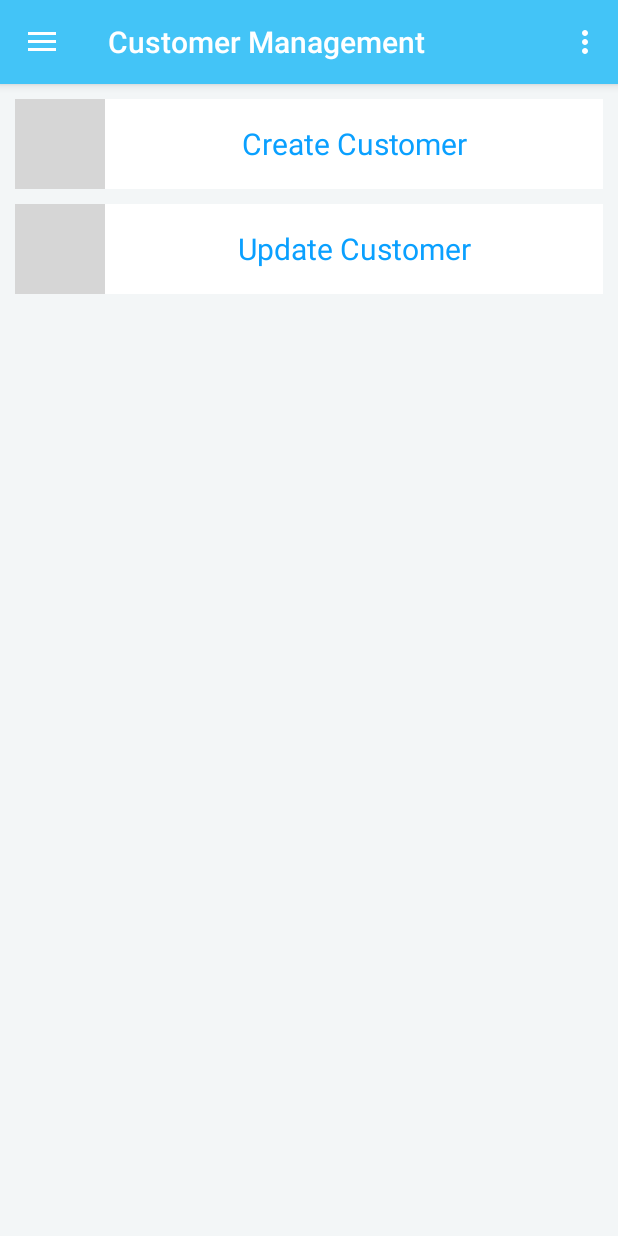
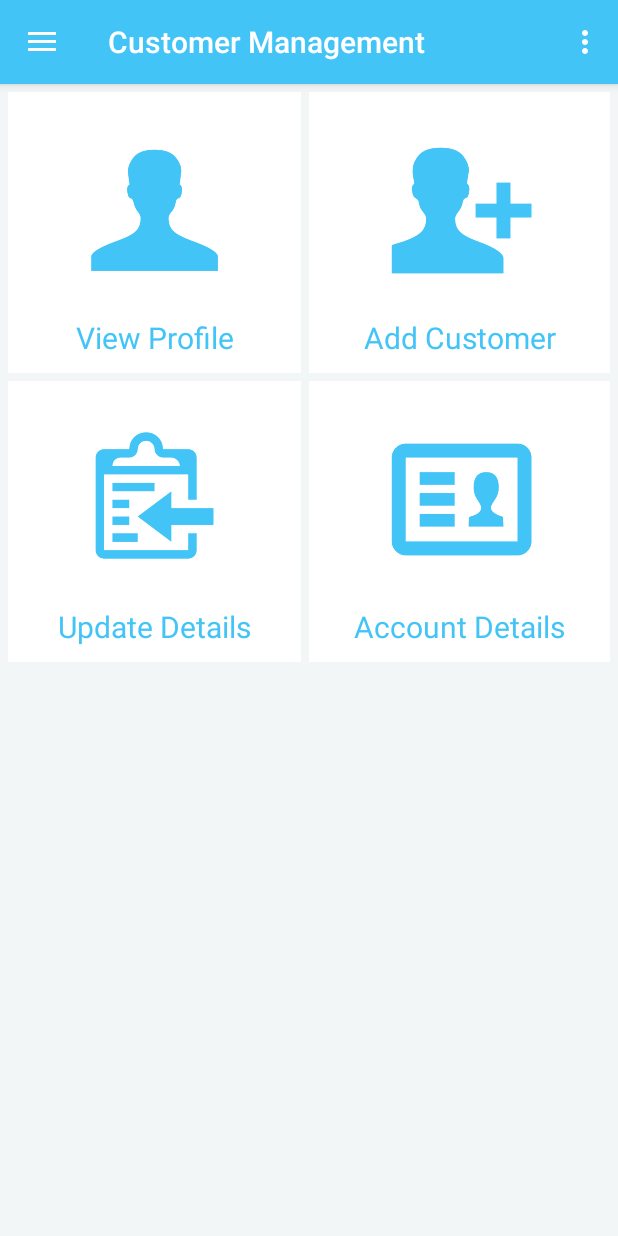
Before and after one commit to SurakshaFinance/AndroidSuraksha, an Android app: the AgentHomeActivity screen opened directly, with no data from a screen before it, after a tap on "Customer", on a phone screen of 412 x 824 dp. Run offline under Robolectric (Android 15) with nearby library versions, the phone set to English and light mode, and no system bars; 1 other tap on this screen came first; grey boxes are pictures that could not be loaded.

Commit message:
Code Refactor

```diff
--- a/app/src/main/java/suraksha/in/suraksha/AgentHomeActivity.java
+++ b/app/src/main/java/suraksha/in/suraksha/AgentHomeActivity.java
@@ -1,6 +1,7 @@
 package suraksha.in.suraksha;
 
 import android.content.Intent;
+import android.graphics.Color;
 import android.os.Bundle;
 import android.support.design.widget.FloatingActionButton;
 import android.support.design.widget.Snackbar;
@@ -135,4 +136,9 @@ public class AgentHomeActivity extends AppCompatActivity
 
     }
 
+    public void viewCustomer(View view){
+
+        System.out.println("View Customer");
+    }
+
 }
--- /dev/null
+++ b/app/src/main/res/drawable/button_selector.xml
@@ -0,0 +1,8 @@
+<?xml version="1.0" encoding="utf-8"?>
+<selector xmlns:android="http://schemas.android.com/apk/res/android">
+    <item android:state_pressed="true"
+    android:drawable="@color/theamColor" /> <!-- pressed -->
+    <item android:state_focused="true"
+        android:drawable="@android:color/white" /> <!-- focused -->
+    <item android:drawable="@android:color/white" /> <!-- default -->
+</selector>
--- a/app/src/main/res/layout/activity_agent_login.xml
+++ b/app/src/main/res/layout/activity_agent_login.xml
@@ -21,20 +21,22 @@
             android:textColor="#ffffff"
             android:textStyle="bold"
             android:textSize="30dp"
-            android:text="Android"
+            android:text="SURAKSHA"
+            android:layout_height="wrap_content" />
+        <TextView
+            android:layout_width="match_parent"
+            android:gravity="center"
+            android:textColor="#ffffff"
+            android:textSize="12dp"
+            android:text="Financial Services and Investments"
             android:layout_height="wrap_content" />
 
 
-        <ScrollView
-            android:layout_width="fill_parent"
-            android:layout_height="fill_parent"
-            android:fitsSystemWindows="true">
-
             <LinearLayout
-                android:layout_marginTop="80dp"
+                android:layout_marginTop="70dp"
                 android:orientation="vertical"
                 android:layout_width="match_parent"
-                android:layout_height="match_parent"
+                android:layout_height="wrap_content"
                 android:paddingTop="10dp"
                 android:paddingLeft="20dp"
                 android:paddingRight="20dp">
@@ -77,6 +79,13 @@
 
                 </LinearLayout>
             </LinearLayout>
-        </ScrollView>
+        <TextView
+            android:layout_width="match_parent"
+            android:layout_height="match_parent"
+            android:textColor="#ffffff"
+            android:textSize="12dp"
+            android:paddingBottom="15dp"
+            android:text="Developed by Likhith K R"
+            android:gravity="bottom|center"/>
     </LinearLayout>
 </android.support.constraint.ConstraintLayout>
--- a/app/src/main/res/layout/fragment_customer.xml
+++ b/app/src/main/res/layout/fragment_customer.xml
@@ -2,61 +2,124 @@
 <LinearLayout xmlns:android="http://schemas.android.com/apk/res/android"
     android:layout_width="match_parent"
     android:layout_height="match_parent"
-    android:orientation="vertical"
-    android:background="@color/theamColor">
+    android:background="@color/theamColor"
+    android:orientation="vertical">
     <ScrollView
         android:layout_width="match_parent"
-        android:layout_height="wrap_content">
+        android:layout_height="match_parent">
         <LinearLayout
+            android:layout_width="match_parent"
+            android:layout_height="match_parent"
+            android:orientation="vertical">
+            <LinearLayout
+                android:layout_width="wrap_content"
+                android:layout_height="match_parent"
+                android:orientation="horizontal">
+                <LinearLayout
+                    android:layout_marginTop="5dp"
+                    android:layout_marginLeft="5dp"
+                    android:layout_marginRight="5dp"
+                    android:layout_width="wrap_content"
+                    android:layout_height="wrap_content"
+                    android:orientation="vertical"
+                    android:layout_weight="1"
+                    android:clickable="true"
+                    android:onClick="viewCustomer"
+                    android:background="@drawable/button_selector">
+                    <ImageView
+                        android:layout_marginLeft="25dp"
+                        android:layout_marginRight="25dp"
                         android:layout_width="fill_parent"
+                        android:layout_height="150dp"
+                        android:src="@drawable/view_customer"/>
+                    <TextView
+                        android:layout_width="match_parent"
                         android:layout_height="wrap_content"
-            android:orientation="vertical" >
-
-            <LinearLayout
-                android:layout_marginTop="10dp"
-                android:layout_marginLeft="10dp"
-                android:layout_marginRight="10dp"
-                android:layout_width="fill_parent"
-                android:layout_height="wrap_content"
-                android:orientation="horizontal"
-                android:background="#ffffff">
-                <ImageView
-                    android:id="@+id/create_customer"
-                    android:layout_width="60dp"
-                    android:layout_height="60dp"
-                    android:src="@drawable/create_customer"/>
-                <TextView
-                    android:layout_width="fill_parent"
-                    android:layout_height="60dp"
-                    android:text="Create Customer"
+                        android:text="View Profile"
+                        android:textColor="#43C4F7"
+                        android:textSize="20dp"
                         android:gravity="center"
-                    android:textColor="@color/colorPrimaryDark"
-                    android:textSize="20dp"
-                    android:layout_alignRight="@+id/create_customer"/>
+                        android:paddingBottom="10dp"/>
                 </LinearLayout>
                 <LinearLayout
-                android:layout_marginTop="10dp"
-                android:layout_marginLeft="10dp"
-                android:layout_marginRight="10dp"
+                    android:layout_marginTop="5dp"
+                    android:layout_marginRight="5dp"
+                    android:layout_width="wrap_content"
+                    android:layout_height="wrap_content"
+                    android:orientation="vertical"
+                    android:layout_weight="1"
+                    android:clickable="true"
+                    android:background="@drawable/button_selector">
+                    <ImageView
+                        android:layout_marginLeft="25dp"
+                        android:layout_marginRight="25dp"
+                        android:layout_width="wrap_content"
+                        android:layout_height="150dp"
+                        android:src="@drawable/add_customer"/>
+                    <TextView
+                        android:layout_width="match_parent"
+                        android:layout_height="wrap_content"
+                        android:gravity="center"
+                        android:textColor="#43C4F7"
+                        android:textSize="20dp"
+                        android:text="Add Customer"
+                        android:paddingBottom="10dp"/>
+                </LinearLayout>
+            </LinearLayout>
+            <LinearLayout
+                android:layout_width="wrap_content"
+                android:layout_height="match_parent"
+                android:orientation="horizontal">
+                <LinearLayout
+                    android:layout_marginTop="5dp"
+                    android:layout_marginLeft="5dp"
+                    android:layout_marginRight="5dp"
+                    android:layout_width="wrap_content"
+                    android:layout_height="wrap_content"
+                    android:orientation="vertical"
+                    android:layout_weight="1"
+                    android:clickable="true"
+                    android:background="@drawable/button_selector">
+                    <ImageView
+                        android:layout_marginLeft="25dp"
+                        android:layout_marginRight="25dp"
                         android:layout_width="fill_parent"
+                        android:layout_height="150dp"
+                        android:src="@drawable/update_details"/>
+                    <TextView
+                        android:layout_width="match_parent"
                         android:layout_height="wrap_content"
-                android:orientation="horizontal"
-                android:background="#ffffff">
+                        android:text="Update Details"
+                        android:textColor="#43C4F7"
+                        android:textSize="20dp"
+                        android:gravity="center"
+                        android:paddingBottom="10dp"/>
+                </LinearLayout>
+                <LinearLayout
+                    android:layout_marginTop="5dp"
+                    android:layout_marginRight="5dp"
+                    android:layout_width="wrap_content"
+                    android:layout_height="wrap_content"
+                    android:orientation="vertical"
+                    android:layout_weight="1"
+                    android:clickable="true"
+                    android:background="@drawable/button_selector">
                     <ImageView
-                    android:id="@+id/update_customer"
-                    android:layout_width="60dp"
-                    android:layout_height="60dp"
-                    android:src="@drawable/update_customer"/>
+                        android:layout_marginLeft="25dp"
+                        android:layout_marginRight="25dp"
+                        android:layout_width="wrap_content"
+                        android:layout_height="150dp"
+                        android:src="@drawable/account_customer"/>
                     <TextView
-                    android:layout_width="fill_parent"
-                    android:layout_height="60dp"
-                    android:text="Update Customer"
+                        android:layout_width="match_parent"
+                        android:layout_height="wrap_content"
                         android:gravity="center"
-                    android:textColor="@color/colorPrimaryDark"
+                        android:textColor="#43C4F7"
                         android:textSize="20dp"
-                    android:layout_alignRight="@+id/update_customer"/>
+                        android:text="Account Details"
+                        android:paddingBottom="10dp"/>
                 </LinearLayout>
-
+            </LinearLayout>
         </LinearLayout>
     </ScrollView>
 </LinearLayout>
--- a/app/src/main/res/layout/nav_header_agent_home.xml
+++ b/app/src/main/res/layout/nav_header_agent_home.xml
@@ -6,29 +6,34 @@
     android:background="@drawable/side_nav_bar"
     android:gravity="bottom"
     android:orientation="vertical"
-    android:paddingBottom="@dimen/activity_vertical_margin"
+    android:paddingBottom="8dp"
     android:paddingLeft="@dimen/activity_horizontal_margin"
     android:paddingRight="@dimen/activity_horizontal_margin"
     android:paddingTop="@dimen/activity_vertical_margin"
     android:theme="@style/ThemeOverlay.AppCompat.Dark">
 
     <ImageView
+        android:layout_marginLeft="5dp"
+        android:layout_marginTop="20dp"
         android:id="@+id/imageView"
-        android:layout_width="wrap_content"
-        android:layout_height="wrap_content"
+        android:layout_width="80dp"
+        android:layout_height="80dp"
+        android:scaleType="centerCrop"
         android:contentDescription="@string/nav_header_desc"
         android:paddingTop="@dimen/nav_header_vertical_spacing"
-        app:srcCompat="@drawable/logo_for_app_menu" />
+        app:srcCompat="@drawable/sample_profile" />
 
     <TextView
         android:id="@+id/agent_name_text"
         android:layout_width="match_parent"
         android:layout_height="wrap_content"
         android:paddingTop="@dimen/nav_header_vertical_spacing"
+        android:paddingLeft="5dp"
         android:text="Agent Name"
         android:textAppearance="@style/TextAppearance.AppCompat.Body1" />
 
     <TextView
+        android:paddingLeft="5dp"
         android:id="@+id/agent_id_text"
         android:layout_width="wrap_content"
         android:layout_height="wrap_content"
```
Also changed, not shown: app/src/main/res/drawable/account_customer.png (added), app/src/main/res/drawable/add_customer.png (added), app/src/main/res/drawable/currency.png (added), app/src/main/res/drawable/customers_group.png (added), app/src/main/res/drawable/sample_profile.jpg (added), app/src/main/res/drawable/update_details.png (added), app/src/main/res/drawable/view_customer.png (added). Lines whose indentation alone changed are shown as unchanged.
